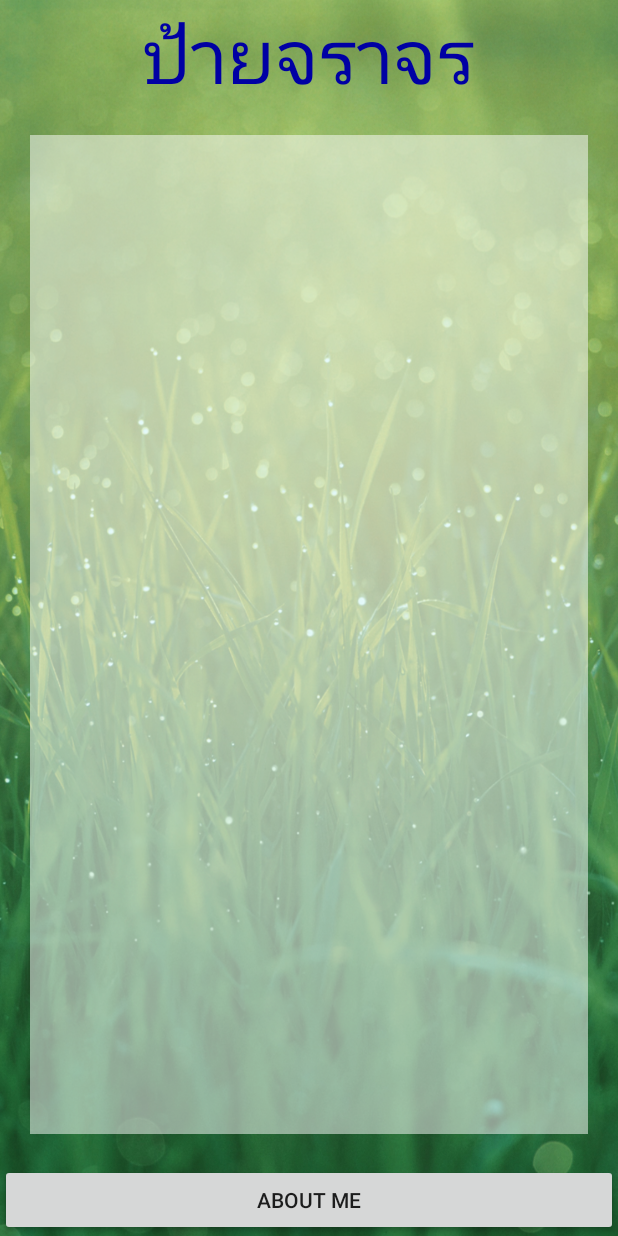
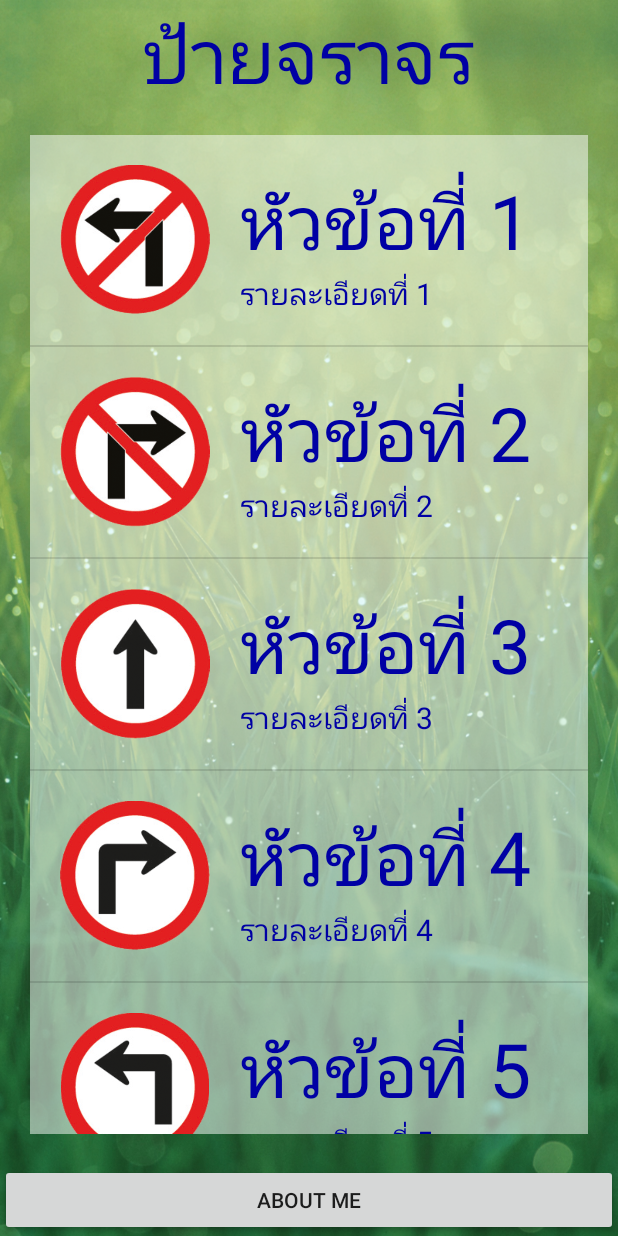
Before and after one commit to akumo/MyTraffic_28Nov15, an Android app: the screen it shows after launch (MainActivity), on a phone screen of 412 x 824 dp. Run offline under Robolectric (Android 15) with nearby library versions, the phone set to English and light mode, and no system bars.

Commit message:
ListView Success

```diff
--- a/app/src/main/java/com/akumoshop/mytraffic/MainActivity.java
+++ b/app/src/main/java/com/akumoshop/mytraffic/MainActivity.java
@@ -27,8 +27,87 @@ public class MainActivity extends AppCompatActivity {
         //Button controller
         buttonController();
 
+        //Create ListView
+        createListView();
+
 
     }   // Main Method
+
+    private void createListView() {
+
+        //Icon
+        int[] intIcon = new int[20];
+        intIcon[0] = R.drawable.traffic_01;
+        intIcon[1] = R.drawable.traffic_02;
+        intIcon[2] = R.drawable.traffic_03;
+        intIcon[3] = R.drawable.traffic_04;
+        intIcon[4] = R.drawable.traffic_05;
+        intIcon[5] = R.drawable.traffic_06;
+        intIcon[6] = R.drawable.traffic_07;
+        intIcon[7] = R.drawable.traffic_08;
+        intIcon[8] = R.drawable.traffic_09;
+        intIcon[9] = R.drawable.traffic_10;
+        intIcon[10] = R.drawable.traffic_11;
+        intIcon[11] = R.drawable.traffic_12;
+        intIcon[12] = R.drawable.traffic_13;
+        intIcon[13] = R.drawable.traffic_14;
+        intIcon[14] = R.drawable.traffic_15;
+        intIcon[15] = R.drawable.traffic_16;
+        intIcon[16] = R.drawable.traffic_17;
+        intIcon[17] = R.drawable.traffic_18;
+        intIcon[18] = R.drawable.traffic_19;
+        intIcon[19] = R.drawable.traffic_20;
+
+        //Title
+        String[] strTitle = new String[20];
+        strTitle[0] = "หัวข้อที่ 1";
+        strTitle[1] = "หัวข้อที่ 2";
+        strTitle[2] = "หัวข้อที่ 3";
+        strTitle[3] = "หัวข้อที่ 4";
+        strTitle[4] = "หัวข้อที่ 5";
+        strTitle[5] = "หัวข้อที่ 6";
+        strTitle[6] = "หัวข้อที่ 7";
+        strTitle[7] = "หัวข้อที่ 8";
+        strTitle[8] = "หัวข้อที่ 9";
+        strTitle[9] = "หัวข้อที่ 10";
+        strTitle[10] = "หัวข้อที่ 11";
+        strTitle[11] = "หัวข้อที่ 12";
+        strTitle[12] = "หัวข้อที่ 13";
+        strTitle[13] = "หัวข้อที่ 14";
+        strTitle[14] = "หัวข้อที่ 15";
+        strTitle[15] = "หัวข้อที่ 16";
+        strTitle[16] = "หัวข้อที่ 17";
+        strTitle[17] = "หัวข้อที่ 18";
+        strTitle[18] = "หัวข้อที่ 19";
+        strTitle[19] = "หัวข้อที่ 20";
+
+        //Detail
+        String[] strDetail = new String[20];
+        strDetail[0] = "รายละเอียดที่ 1";
+        strDetail[1] = "รายละเอียดที่ 2";
+        strDetail[2] = "รายละเอียดที่ 3";
+        strDetail[3] = "รายละเอียดที่ 4";
+        strDetail[4] = "รายละเอียดที่ 5";
+        strDetail[5] = "รายละเอียดที่ 6";
+        strDetail[6] = "รายละเอียดที่ 7";
+        strDetail[7] = "รายละเอียดที่ 8";
+        strDetail[8] = "รายละเอียดที่ 9";
+        strDetail[9] = "รายละเอียดที่ 10";
+        strDetail[10] = "รายละเอียดที่ 11";
+        strDetail[11] = "รายละเอียดที่ 12";
+        strDetail[12] = "รายละเอียดที่ 13";
+        strDetail[13] = "รายละเอียดที่ 14";
+        strDetail[14] = "รายละเอียดที่ 15";
+        strDetail[15] = "รายละเอียดที่ 16";
+        strDetail[16] = "รายละเอียดที่ 17";
+        strDetail[17] = "รายละเอียดที่ 18";
+        strDetail[18] = "รายละเอียดที่ 19";
+        strDetail[19] = "รายละเอียดที่ 20";
+
+        MyAdapter objMyAdapter = new MyAdapter(MainActivity.this, intIcon, strTitle, strDetail);
+        trafficListView.setAdapter(objMyAdapter);
+
+    } //Create ListView
 
     private void buttonController() {
 
--- /dev/null
+++ b/app/src/main/java/com/akumoshop/mytraffic/MyAdapter.java
@@ -0,0 +1,61 @@
+package com.akumoshop.mytraffic;
+
+import android.content.Context;
+import android.view.LayoutInflater;
+import android.view.View;
+import android.view.ViewGroup;
+import android.widget.BaseAdapter;
+import android.widget.ImageView;
+import android.widget.TextView;
+
+/**
+ * Created by akumo on 29-Nov-15.
+ */
+public class MyAdapter extends BaseAdapter{
+
+    //Explicit (ทำการประกาศตัวแปร)
+    private Context objContext;
+    private int[] iconInts;
+    private String[] titleStrings;
+    private String[] detailStrings;
+
+    public MyAdapter(Context objContext, int[] iconInts, String[] titleStrings, String[] detailStrings) {
+        this.objContext = objContext;
+        this.iconInts = iconInts;
+        this.titleStrings = titleStrings;
+        this.detailStrings = detailStrings;
+    } //Constructor
+
+    @Override
+    public int getCount() {
+        return titleStrings.length;
+    }
+
+    @Override
+    public Object getItem(int i) {
+        return null;
+    }
+
+    @Override
+    public long getItemId(int i) {
+        return 0;
+    }
+
+    @Override
+    public View getView(int i, View view, ViewGroup viewGroup) {
+
+        LayoutInflater objLayoutInflater = (LayoutInflater) objContext.getSystemService(Context.LAYOUT_INFLATER_SERVICE);
+        View objView1 = objLayoutInflater.inflate(R.layout.my_listview, viewGroup, false);
+
+        ImageView iconImageView = (ImageView) objView1.findViewById(R.id.imvIcon);
+        iconImageView.setImageResource(iconInts[i]);
+
+        TextView titleTextView = (TextView) objView1.findViewById(R.id.txtTittle);
+        titleTextView.setText(titleStrings[i]);
+
+        TextView detailTextView = (TextView) objView1.findViewById(R.id.txtDetail);
+        detailTextView.setText(detailStrings[i]);
+
+        return objView1;
+    }
+} //Main Class
--- /dev/null
+++ b/app/src/main/res/layout/my_listview.xml
@@ -0,0 +1,35 @@
+<?xml version="1.0" encoding="utf-8"?>
+<LinearLayout xmlns:android="http://schemas.android.com/apk/res/android"
+    android:orientation="horizontal" android:layout_width="match_parent"
+    android:layout_height="wrap_content">
+
+    <ImageView
+        android:layout_width="@dimen/icon"
+        android:layout_height="@dimen/icon"
+        android:id="@+id/imvIcon"
+        android:layout_margin="20dp" />
+
+    <LinearLayout
+        android:orientation="vertical"
+        android:layout_width="match_parent"
+        android:layout_height="match_parent"
+        android:gravity="center_vertical">
+
+        <TextView
+            android:layout_width="wrap_content"
+            android:layout_height="wrap_content"
+            android:text="New Text"
+            android:id="@+id/txtTittle"
+            android:textSize="@dimen/h1"
+            android:textColor="@color/text" />
+
+        <TextView
+            android:layout_width="wrap_content"
+            android:layout_height="wrap_content"
+            android:text="New Text"
+            android:id="@+id/txtDetail"
+            android:textSize="@dimen/h2"
+            android:textColor="@color/text" />
+    </LinearLayout>
+
+</LinearLayout>
--- a/app/src/main/res/values/dimens.xml
+++ b/app/src/main/res/values/dimens.xml
@@ -5,4 +5,5 @@
 
     <dimen name="h1">50sp</dimen>
     <dimen name="h2">20sp</dimen>
+    <dimen name="icon">100dp</dimen>
 </resources>
```
